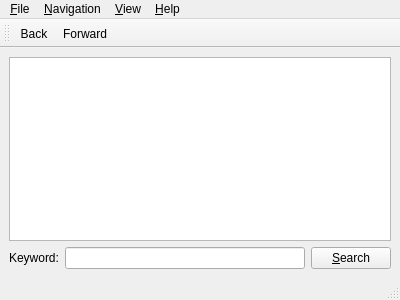
The window that ui/mainwindow.ui (jnmbk/boncuk) describes before a commit, drawn with Qt 5.
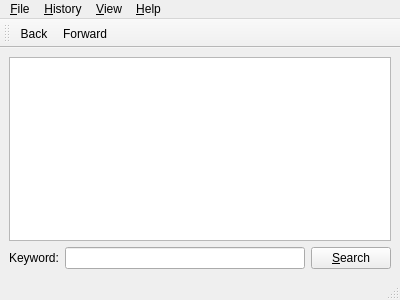
The same window after the commit. Icons and pictures are not drawn.

Commit message: let's call it history

Patch:
```diff
--- a/ui/mainwindow.ui
+++ b/ui/mainwindow.ui
@@ -100,7 +100,7 @@
    </widget>
    <widget class="QMenu" name="menuNavigation" >
     <property name="title" >
-     <string>&amp;Navigation</string>
+     <string>&amp;History</string>
     </property>
     <addaction name="actionBack" />
     <addaction name="actionForward" />
```
